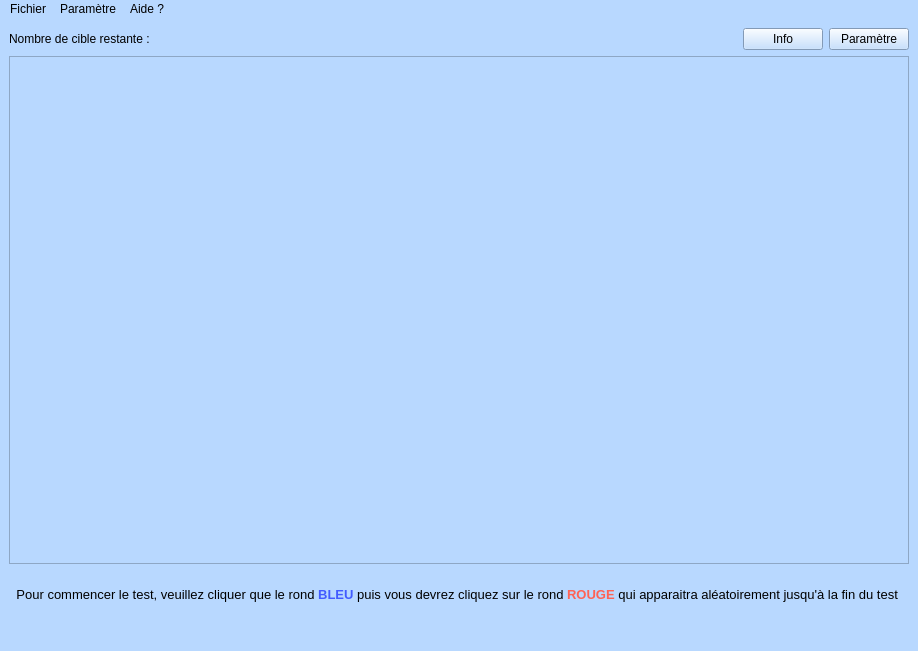
Qt form HM40_projet_fitts_RENAUD_CHAUSSON/mainwindow.ui (Nellou90/HM40Fitts) before a commit.
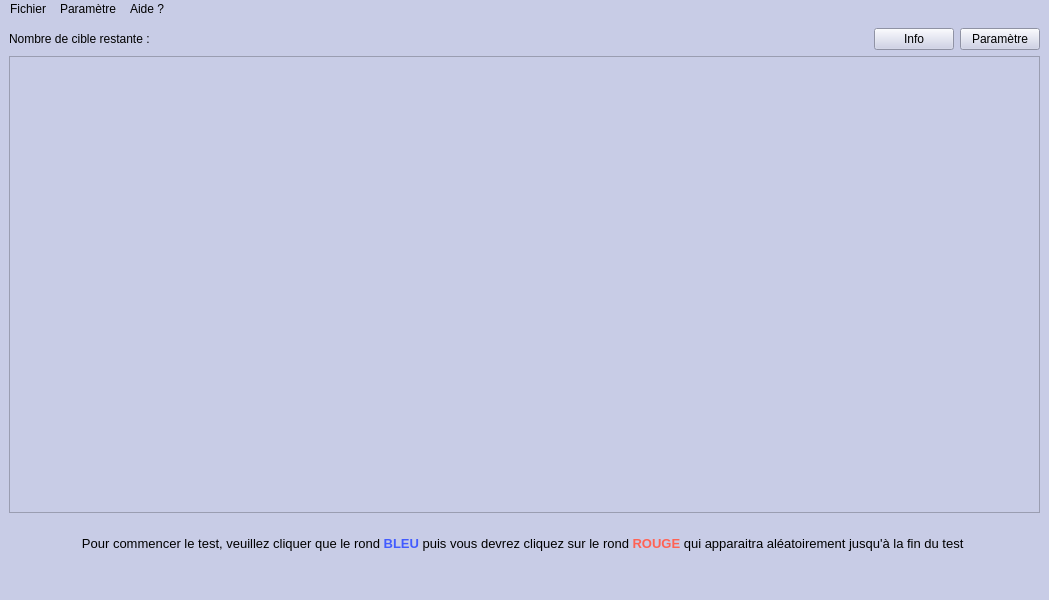
The same form after that commit.

Patch:
```diff
--- a/HM40_projet_fitts_RENAUD_CHAUSSON/mainwindow.ui
+++ b/HM40_projet_fitts_RENAUD_CHAUSSON/mainwindow.ui
@@ -6,15 +6,15 @@
    <rect>
     <x>0</x>
     <y>0</y>
-    <width>918</width>
-    <height>651</height>
+    <width>1049</width>
+    <height>600</height>
    </rect>
   </property>
   <property name="windowTitle">
    <string>MainWindow</string>
   </property>
   <property name="styleSheet">
-   <string notr="true">background-color: rgb(184, 216, 255);</string>
+   <string notr="true">background-color: rgb(200, 204, 230);</string>
   </property>
   <widget class="QWidget" name="centralwidget">
    <layout class="QVBoxLayout" name="verticalLayout">
@@ -22,6 +22,12 @@
      <layout class="QHBoxLayout" name="horizontalLayout">
       <item>
        <widget class="QLabel" name="label">
+        <property name="sizePolicy">
+         <sizepolicy hsizetype="Maximum" vsizetype="Preferred">
+          <horstretch>0</horstretch>
+          <verstretch>0</verstretch>
+         </sizepolicy>
+        </property>
         <property name="text">
          <string>Nombre de cible restante :</string>
         </property>
@@ -45,6 +51,12 @@
       </item>
       <item>
        <widget class="QPushButton" name="pushButtonInfo">
+        <property name="sizePolicy">
+         <sizepolicy hsizetype="Minimum" vsizetype="Fixed">
+          <horstretch>0</horstretch>
+          <verstretch>0</verstretch>
+         </sizepolicy>
+        </property>
         <property name="text">
          <string>Info</string>
         </property>
@@ -52,6 +64,12 @@
       </item>
       <item>
        <widget class="QPushButton" name="pushButtonParam">
+        <property name="sizePolicy">
+         <sizepolicy hsizetype="Minimum" vsizetype="Fixed">
+          <horstretch>0</horstretch>
+          <verstretch>0</verstretch>
+         </sizepolicy>
+        </property>
         <property name="text">
          <string>Paramètre</string>
         </property>
@@ -81,8 +99,6 @@
      </widget>
     </item>
     <item>
-     <layout class="QHBoxLayout" name="horizontalLayout_3">
-      <item>
        <widget class="QLabel" name="label_2">
         <property name="minimumSize">
          <size>
@@ -103,8 +119,6 @@
        </widget>
       </item>
      </layout>
-    </item>
-   </layout>
   </widget>
   <widget class="QStatusBar" name="statusbar"/>
   <widget class="QMenuBar" name="menubar">
@@ -112,7 +126,7 @@
     <rect>
      <x>0</x>
      <y>0</y>
-     <width>918</width>
+     <width>1049</width>
      <height>21</height>
     </rect>
    </property>
```
Left out of the diff: 5 changed lines with no effect on the pictures. Lines whose indentation alone changed are shown as unchanged.
